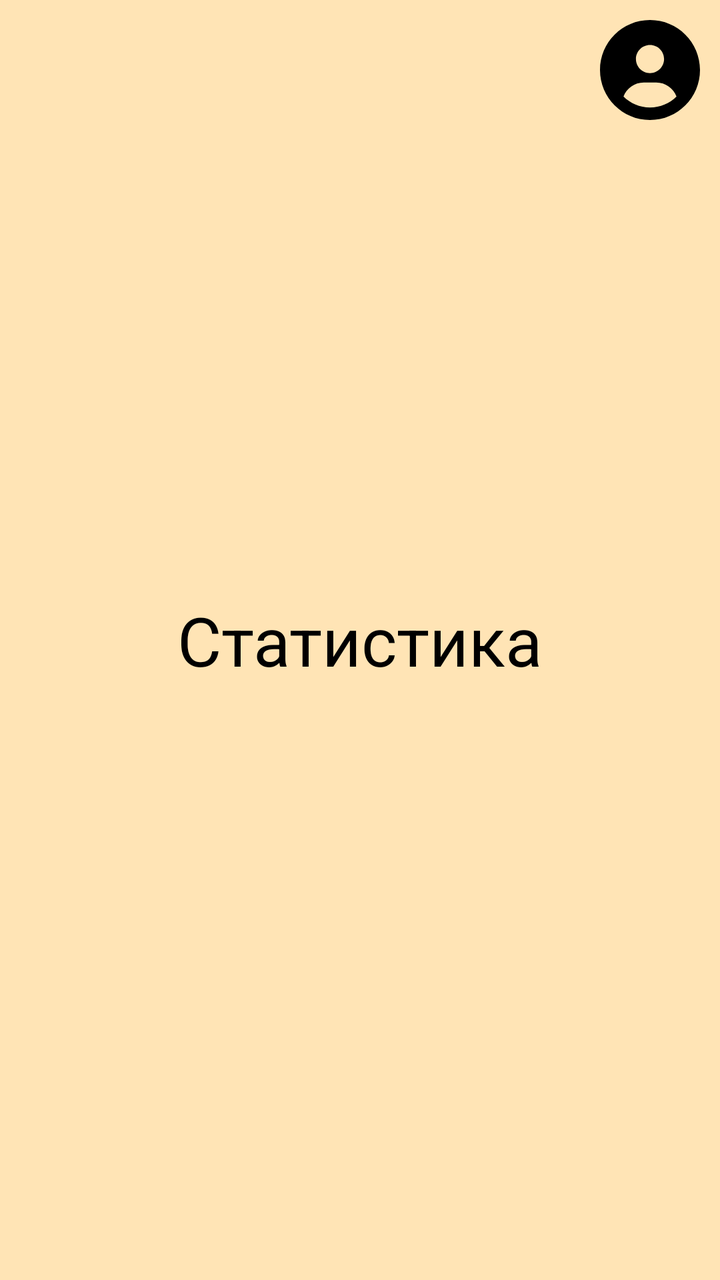
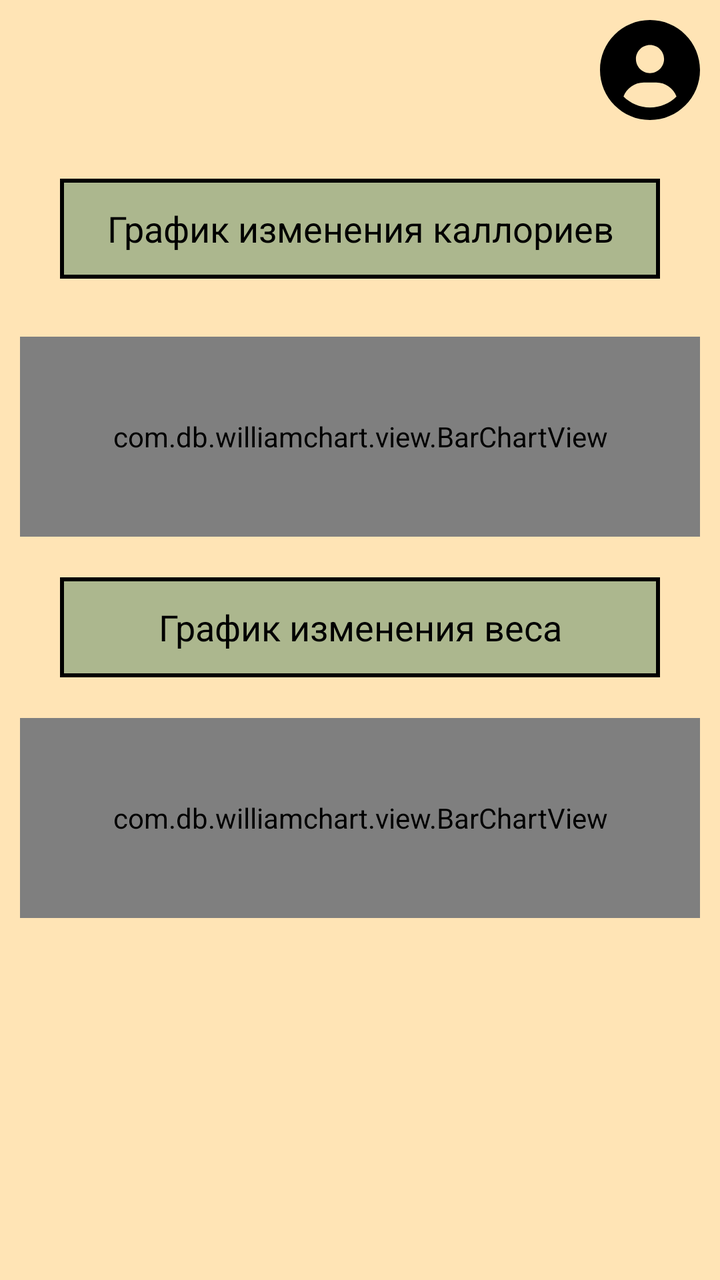

Before-and-after screenshots of an Android layout around one commit, followed by the original layout XML and the change that was made.
<!-- AndroidManifest.xml: application theme Theme.Chat_BOT -->
<!-- res/layout/fragment_statistics.xml -->
<?xml version="1.0" encoding="utf-8"?>
<FrameLayout xmlns:android="http://schemas.android.com/apk/res/android"
    xmlns:app="http://schemas.android.com/apk/res-auto"
    xmlns:tools="http://schemas.android.com/tools"
    android:layout_width="match_parent"
    android:layout_height="match_parent"
    tools:context=".Fragments.StatisticsFragment"
    android:background="#FFE4B5">

    <androidx.constraintlayout.widget.ConstraintLayout
        android:layout_width="match_parent"
        android:layout_height="match_parent">

        <TextView
            android:id="@+id/textView"
            android:layout_width="wrap_content"
            android:layout_height="wrap_content"
            android:text="Статистика"
            android:textColor="#000000"
            android:textSize="34sp"
            app:layout_constraintBottom_toBottomOf="parent"
            app:layout_constraintEnd_toEndOf="parent"
            app:layout_constraintStart_toStartOf="parent"
            app:layout_constraintTop_toTopOf="parent" />

        <ImageView
            android:id="@+id/profile_avatar"
            android:layout_width="50dp"
            android:layout_height="50dp"
            android:layout_marginTop="10dp"
            android:layout_marginEnd="10dp"
            android:src="@drawable/custom_user_avatar"
            app:layout_constraintEnd_toEndOf="parent"
            app:layout_constraintTop_toTopOf="parent" />
    </androidx.constraintlayout.widget.ConstraintLayout>
</FrameLayout>
<!-- resources referenced by this layout -->
<resources>
  <!-- drawable custom_user_avatar (drawable) -->
  <?xml version="1.0" encoding="utf-8"?>
  <vector xmlns:android="http://schemas.android.com/apk/res/android"
      android:width="512dp"
      android:height="512dp"
      android:viewportWidth="512"
      android:viewportHeight="512">
  
      <path
          android:fillColor="#000000"
          android:pathData="M256 0C114.6 0 0 114.6 0 256s114.6 256 256 256s256-114.6 256-256S397.4 0 256 0zM256 128c39.77 0 72 32.24 72 72S295.8 272 256 272c-39.76 0-72-32.24-72-72S216.2 128 256 128zM256 448c-52.93 0-100.9-21.53-135.7-56.29C136.5 349.9 176.5 320 224 320h64c47.54 0 87.54 29.88 103.7 71.71C356.9 426.5 308.9 448 256 448z" />
  </vector>
  <style name="Theme.Chat_BOT" parent="Base.Theme.Chat_BOT" />
  <style name="Base.Theme.Chat_BOT" parent="Theme.Material3.DayNight.NoActionBar">
          
          
      </style>
</resources>

<!-- the commit's change to res/layout/fragment_statistics.xml (unified diff, before → after) -->
@@ -4,24 +4,14 @@
     xmlns:tools="http://schemas.android.com/tools"
     android:layout_width="match_parent"
     android:layout_height="match_parent"
-    tools:context=".Fragments.StatisticsFragment"
-    android:background="#FFE4B5">
+    android:background="#FFE4B5"
+    android:foregroundTint="#CFA2A2"
+    tools:context=".Fragments.StatisticsFragment">
 
     <androidx.constraintlayout.widget.ConstraintLayout
         android:layout_width="match_parent"
-        android:layout_height="match_parent">
-
-        <TextView
-            android:id="@+id/textView"
-            android:layout_width="wrap_content"
-            android:layout_height="wrap_content"
-            android:text="Статистика"
-            android:textColor="#000000"
-            android:textSize="34sp"
-            app:layout_constraintBottom_toBottomOf="parent"
-            app:layout_constraintEnd_toEndOf="parent"
-            app:layout_constraintStart_toStartOf="parent"
-            app:layout_constraintTop_toTopOf="parent" />
+        android:layout_height="match_parent"
+        tools:ignore="MissingClass">
 
         <ImageView
             android:id="@+id/profile_avatar"
@@ -32,5 +22,80 @@
             android:src="@drawable/custom_user_avatar"
             app:layout_constraintEnd_toEndOf="parent"
             app:layout_constraintTop_toTopOf="parent" />
+
+        <TextView
+            android:id="@+id/age_statistic"
+            android:layout_width="300dp"
+            android:layout_height="50dp"
+            android:background="@drawable/edit_text_strong"
+
+            android:gravity="center"
+            android:text="График изменения каллориев"
+            android:textColor="#000000"
+            android:textSize="18sp"
+            app:layout_constraintBottom_toTopOf="@+id/barChart_vertical_ccal"
+            app:layout_constraintEnd_toEndOf="parent"
+            app:layout_constraintStart_toStartOf="parent"
+            app:layout_constraintTop_toBottomOf="@+id/profile_avatar" />
+
+        <com.db.williamchart.view.BarChartView
+            android:id="@+id/barChart_vertical_ccal"
+
+            android:layout_width="0dp"
+
+            android:layout_height="100dp"
+            android:layout_marginStart="10dp"
+
+            android:layout_marginTop="25dp"
+            android:layout_marginEnd="10dp"
+
+
+            android:foregroundTint="#66DF38"
+            app:chart_axis="x"
+            app:layout_constraintBottom_toBottomOf="parent"
+            app:layout_constraintEnd_toEndOf="parent"
+            app:layout_constraintHorizontal_bias="0.0"
+            app:layout_constraintStart_toStartOf="parent"
+            app:layout_constraintTop_toBottomOf="@+id/profile_avatar"
+            app:layout_constraintVertical_bias="0.183" />
+
+        <TextView
+            android:id="@+id/weight_statistic"
+            android:layout_width="300dp"
+            android:layout_height="50dp"
+            android:background="@drawable/edit_text_strong"
+
+            android:gravity="center"
+            android:text="График изменения веса"
+            android:textColor="#000000"
+            android:textSize="18sp"
+            app:layout_constraintBottom_toTopOf="@+id/barChart_vertical_weight"
+            app:layout_constraintEnd_toEndOf="parent"
+            app:layout_constraintStart_toStartOf="parent"
+            app:layout_constraintTop_toBottomOf="@+id/barChart_vertical_ccal" />
+
+        <com.db.williamchart.view.BarChartView
+            android:id="@+id/barChart_vertical_weight"
+
+            android:layout_width="0dp"
+
+            android:layout_height="100dp"
+            android:layout_marginStart="10dp"
+
+            android:layout_marginTop="50dp"
+            android:layout_marginEnd="10dp"
+
+
+            android:foregroundTint="#66DF38"
+            app:chart_axis="x"
+            app:layout_constraintBottom_toBottomOf="parent"
+            app:layout_constraintEnd_toEndOf="parent"
+            app:layout_constraintHorizontal_bias="0.0"
+            app:layout_constraintStart_toStartOf="parent"
+            app:layout_constraintTop_toBottomOf="@+id/barChart_vertical_ccal"
+            app:layout_constraintVertical_bias="0.183" />
+
+
+
     </androidx.constraintlayout.widget.ConstraintLayout>
 </FrameLayout>
<!-- resource entries referenced after the edit -->
@@ -12,6 +12,17 @@
           android:fillColor="#000000"
           android:pathData="M256 0C114.6 0 0 114.6 0 256s114.6 256 256 256s256-114.6 256-256S397.4 0 256 0zM256 128c39.77 0 72 32.24 72 72S295.8 272 256 272c-39.76 0-72-32.24-72-72S216.2 128 256 128zM256 448c-52.93 0-100.9-21.53-135.7-56.29C136.5 349.9 176.5 320 224 320h64c47.54 0 87.54 29.88 103.7 71.71C356.9 426.5 308.9 448 256 448z" />
   </vector>
+  <!-- drawable edit_text_strong (drawable) -->
+  <shape
+      xmlns:android="http://schemas.android.com/apk/res/android"
+      android:shape="rectangle">
+      <solid
+          android:color="#ACB78E"/>
+  
+      <stroke
+          android:color="#000000"
+          android:width="2dp"/>
+  </shape>
   <style name="Theme.Chat_BOT" parent="Base.Theme.Chat_BOT" />
   <style name="Base.Theme.Chat_BOT" parent="Theme.Material3.DayNight.NoActionBar">
           
